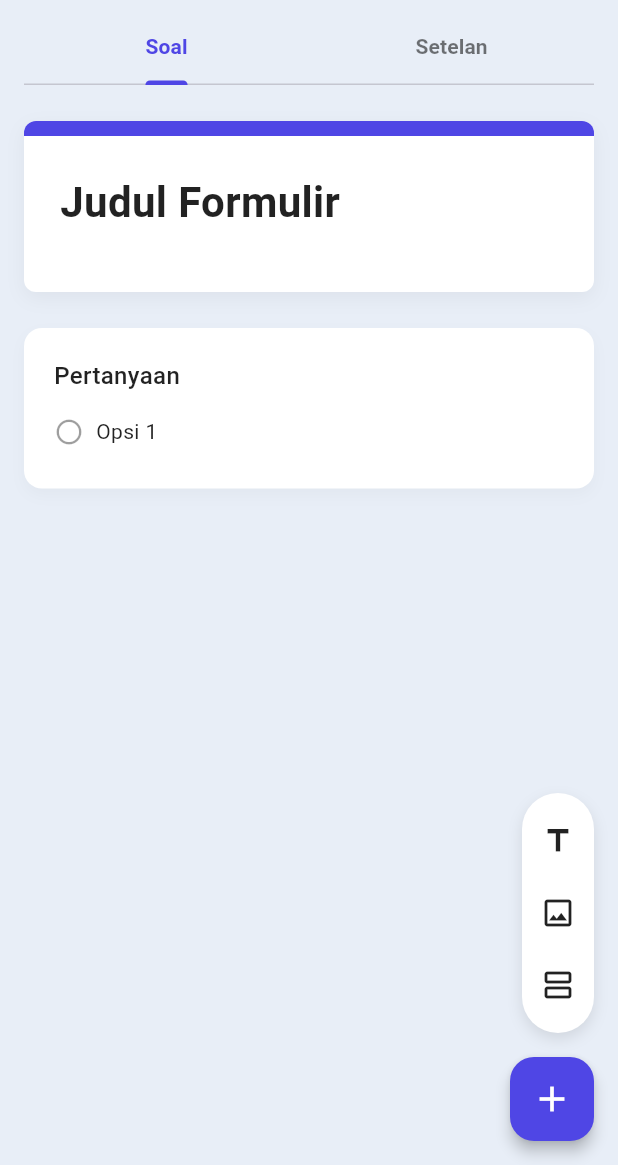
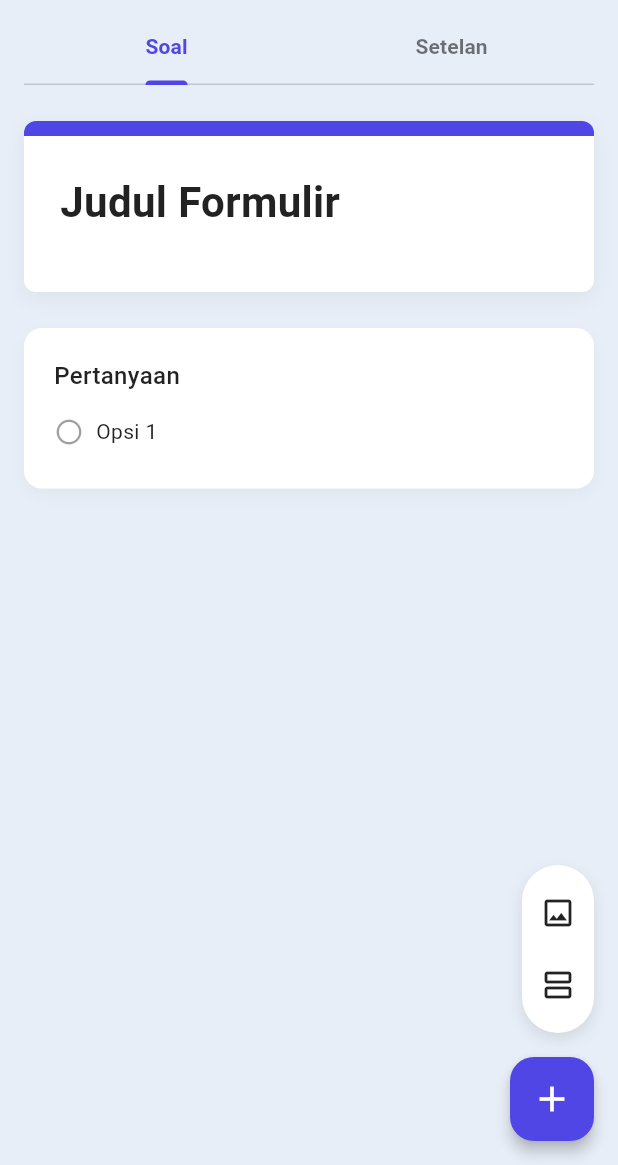
Before and after one commit to Farrghif/Formax, a Flutter app: the FormMakerPage screen opened directly with sample values from the repository, on a phone screen of 412 x 824 dp, the part 71-1236 px from its top. Run offline on Flutter 3.47's test engine with Material 3 defaults, Android fonts, the phone set to English and light mode, and no system bars; our stand-ins replace file_picker, flutter_html, flutter_svg, image_picker, share_plus, shared_preferences; missing offline and left inert: flutter_quill, flutter_quill_delta_from_html, mobile_scanner; accounts and stored records are empty; network calls fail; project files that could hold a hidden picture were left out.

Commit message:
updating apk

```diff
--- a/mobile/lib/models/question_model.dart
+++ b/mobile/lib/models/question_model.dart
@@ -111,6 +111,7 @@ class QuestionData {
   List<QuestionOptionData> options;
   List<String> rowLabels;
   String? imageUrl; // For storing local path or base64
+  List<String> extraImageUrls; // Gambar tambahan yang ditempel, menumpuk di bawah imageUrl
 
   // Linear scale & Rating
   int scaleMin;
@@ -137,6 +138,7 @@ class QuestionData {
     this.description = '',
     this.isRequired = false,
     this.imageUrl,
+    List<String>? extraImageUrls,
     List<QuestionOptionData>? options,
     List<String>? rowLabels,
     this.scaleMin = 1,
@@ -151,7 +153,48 @@ class QuestionData {
     this.maxFileCount = 1,
   })  : id = id ?? UniqueKey().toString(),
         options = options ?? [],
-        rowLabels = rowLabels ?? [];
+        rowLabels = rowLabels ?? [],
+        extraImageUrls = extraImageUrls == null ? <String>[] : List<String>.from(extraImageUrls);
+
+  /// Semua URL gambar yang ditempel ke pertanyaan ini (utama + tambahan),
+  /// tanpa duplikat dan tanpa nilai kosong.
+  List<String> get allImageUrls {
+    final list = <String>[];
+    if (imageUrl != null && imageUrl!.isNotEmpty) list.add(imageUrl!);
+    for (final url in extraImageUrls) {
+      if (url.isNotEmpty && !list.contains(url)) list.add(url);
+    }
+    return list;
+  }
+
+  /// Tempel gambar lain ke pertanyaan. Gambar pertama menjadi `imageUrl`;
+  /// gambar berikutnya ditumpuk di `extraImageUrls` (bukan ke label).
+  void addAttachedImage(String url) {
+    if (url.isEmpty) return;
+    if (imageUrl == null || imageUrl!.isEmpty) {
+      imageUrl = url;
+    } else {
+      extraImageUrls.add(url);
+    }
+  }
+
+  /// Hapus gambar pada indeks `allImageUrls`. Jika gambar utama dihapus,
+  /// gambar tambahan pertama naik menjadi gambar utama.
+  void removeAttachedImageAt(int index) {
+    final hasPrimary = imageUrl != null && imageUrl!.isNotEmpty;
+    if (index == 0 && hasPrimary) {
+      if (extraImageUrls.isNotEmpty) {
+        imageUrl = extraImageUrls.removeAt(0);
+      } else {
+        imageUrl = null;
+      }
+      return;
+    }
+    final extraIndex = index - (hasPrimary ? 1 : 0);
+    if (extraIndex >= 0 && extraIndex < extraImageUrls.length) {
+      extraImageUrls.removeAt(extraIndex);
+    }
+  }
 
   QuestionData clone() {
     return QuestionData(
@@ -160,6 +203,7 @@ class QuestionData {
       label: label,
       description: description,
       imageUrl: imageUrl,
+      extraImageUrls: List<String>.from(extraImageUrls),
       isRequired: isRequired,
       options: options.map((e) => e.clone()).toList(),
       rowLabels: List.from(rowLabels),
--- a/mobile/lib/pages/form_maker/components/page_header_card.dart
+++ b/mobile/lib/pages/form_maker/components/page_header_card.dart
@@ -108,18 +108,33 @@ class PageHeaderCard extends StatelessWidget {
                   child: Column(
                     crossAxisAlignment: CrossAxisAlignment.start,
                     children: [
-                      // --- Title Field ---
+                      // --- Title Field (field biasa, tanpa rich text editor) ---
                       isActive
-                          ? RichTextField(
+                          ? TextFormField(
                               key: ValueKey('page_title_${page.id}'),
-                              initialHtml: page.title,
-                              onChanged: (html) {
-                                page.title = html;
+                              initialValue: RichTextView.stripHtml(page.title),
+                              onChanged: (value) {
+                                page.title = value;
                                 onChanged();
                               },
-                              hintText: _isFirstPage ? 'Judul Formulir' : 'Judul Bagian',
+                              style: TextStyle(
+                                fontSize: 20,
+                                fontWeight: FontWeight.w600,
+                                color: titleColor,
+                              ),
                               minLines: 1,
                               maxLines: 3,
+                              decoration: InputDecoration(
+                                hintText: _isFirstPage ? 'Judul Formulir' : 'Judul Bagian',
+                                hintStyle: TextStyle(
+                                  fontSize: 18,
+                                  fontWeight: FontWeight.w600,
+                                  color: isDark ? const Color(0xFF64748B) : Colors.black26,
+                                ),
+                                border: InputBorder.none,
+                                isDense: true,
+                                contentPadding: const EdgeInsets.symmetric(vertical: 8),
+                              ),
                             )
                           : _buildTitleView(titleColor),
                       const SizedBox(height: 16),
--- a/mobile/lib/pages/form_maker/components/question_viewer.dart
+++ b/mobile/lib/pages/form_maker/components/question_viewer.dart
@@ -73,32 +73,34 @@ class QuestionViewer extends StatelessWidget {
   }
 
   Widget _buildBody(BuildContext context, bool isDark) {
-    // Untuk tipe non-gambar: tampilkan gambar yang ditempel di atas konten
-    // pertanyaan (perilaku seperti Google Form).
-    if (question.type != QuestionType.image &&
-        question.imageUrl != null &&
-        question.imageUrl!.isNotEmpty) {
-      final attached = Padding(
+    // Untuk tipe non-gambar: tampilkan semua gambar yang ditempel, ditumpuk
+    // di atas konten pertanyaan (perilaku seperti Google Form).
+    if (question.type != QuestionType.image) {
+      final urls = question.allImageUrls;
+      if (urls.isEmpty) {
+        return _buildBodyByType(context, isDark);
+      }
+      return Column(
+        crossAxisAlignment: CrossAxisAlignment.start,
+        children: [
+          for (final url in urls)
+            Padding(
               padding: const EdgeInsets.only(bottom: 12),
               child: ClipRRect(
                 borderRadius: BorderRadius.circular(8),
-          child: (kIsWeb || question.imageUrl!.startsWith('http'))
+                child: (kIsWeb || url.startsWith('http'))
                     ? NgrokImage(
-                  question.imageUrl!,
+                        url,
                         width: double.infinity,
                         fit: BoxFit.cover,
                       )
                     : Image.file(
-                  File(question.imageUrl!),
+                        File(url),
                         width: double.infinity,
                         fit: BoxFit.cover,
                       ),
               ),
-      );
-      return Column(
-        crossAxisAlignment: CrossAxisAlignment.start,
-        children: [
-          attached,
+            ),
           _buildBodyByType(context, isDark),
         ],
       );
@@ -281,15 +283,24 @@ class QuestionViewer extends StatelessWidget {
           ),
         );
       case QuestionType.image:
-        if (question.imageUrl != null && question.imageUrl!.isNotEmpty) {
+        final urls = question.allImageUrls;
+        if (urls.isEmpty) {
+          return SizedBox(height: 100, child: Center(child: Icon(Icons.image, color: subColor, size: 40)));
+        }
         return Padding(
           padding: const EdgeInsets.only(top: 8.0),
-            child: (kIsWeb || question.imageUrl!.startsWith('http'))
-                ? NgrokImage(question.imageUrl!, fit: BoxFit.cover)
-                : Image.file(File(question.imageUrl!), fit: BoxFit.cover),
+          child: Column(
+            children: [
+              for (final url in urls)
+                Padding(
+                  padding: const EdgeInsets.only(bottom: 8),
+                  child: (kIsWeb || url.startsWith('http'))
+                      ? NgrokImage(url, fit: BoxFit.cover)
+                      : Image.file(File(url), fit: BoxFit.cover),
+                ),
+            ],
+          ),
         );
-        }
-        return SizedBox(height: 100, child: Center(child: Icon(Icons.image, color: subColor, size: 40)));
       case QuestionType.text:
       case QuestionType.pageBreak:
         return const SizedBox.shrink();
--- a/mobile/lib/pages/form_maker/editor_canvas.dart
+++ b/mobile/lib/pages/form_maker/editor_canvas.dart
@@ -184,7 +184,9 @@ class _EditorCanvasState extends State<EditorCanvas> {
       builder: (context) {
         return ListView(
           padding: const EdgeInsets.symmetric(vertical: 16),
-          children: QuestionType.values.where((t) => t != QuestionType.pageBreak).map((type) {
+          children: QuestionType.values
+              .where((t) => t != QuestionType.pageBreak && t != QuestionType.text)
+              .map((type) {
             return ListTile(
               leading: Icon(_getIconForType(type), color: Colors.white),
               title: Text(type.label),
--- a/mobile/lib/pages/form_maker/models/form_builder_state.dart
+++ b/mobile/lib/pages/form_maker/models/form_builder_state.dart
@@ -105,6 +105,11 @@ class FormBuilderState extends ChangeNotifier {
           ? <String, dynamic>{for (final e in settingsRaw.entries) e.key.toString(): e.value}
           : <String, dynamic>{};
       final imageUrl = settings['image_url'] as String?;
+      final extraImageUrls = (settings['image_urls'] as List<dynamic>?)
+              ?.whereType<String>()
+              .where((u) => u.isNotEmpty)
+              .toList() ??
+          <String>[];
       final rowLabels = (settings['row_labels'] as List<dynamic>?)?.map((e) => e.toString()).toList() ?? <String>[];
       final scaleMin = (settings['scale_min'] as int?) ?? 1;
       final scaleMax = (settings['scale_max'] as int?) ?? 5;
@@ -125,6 +130,7 @@ class FormBuilderState extends ChangeNotifier {
           isRequired: q['is_required'] ?? false,
           options: options,
           imageUrl: imageUrl,
+          extraImageUrls: extraImageUrls,
           rowLabels: rowLabels,
           scaleMin: scaleMin,
           scaleMax: scaleMax,
@@ -198,15 +204,13 @@ class FormBuilderState extends ChangeNotifier {
   }
 
   /// Tempel gambar ke pertanyaan yang sedang aktif (perilaku seperti Google Form).
+  /// Gambar pertama menjadi gambar utama; gambar berikutnya menumpuk di bawahnya
+  /// (tidak pernah mengubah teks pertanyaan).
   /// Mengembalikan true jika berhasil ditempel ke pertanyaan aktif.
   bool attachImageToActiveQuestion(String imageUrl) {
     final q = activeQuestion;
     if (q == null) return false;
-    if (q.imageUrl == null || q.imageUrl!.isEmpty) {
-      q.imageUrl = imageUrl;
-    } else {
-      q.label = '${q.label}<p><img src="$imageUrl" style="max-width:100%;height:auto;border-radius:8px;margin:8px 0;" /></p>';
-    }
+    q.addAttachedImage(imageUrl);
     notifyListeners();
     return true;
   }
@@ -218,6 +222,7 @@ class FormBuilderState extends ChangeNotifier {
       for (final q in page.questions) {
         if (q.id == questionId) {
           q.imageUrl = null;
+          q.extraImageUrls.clear();
           break;
         }
       }
@@ -405,6 +410,9 @@ class FormBuilderState extends ChangeNotifier {
         if (q.imageUrl != null && q.imageUrl!.isNotEmpty) {
           settings['image_url'] = q.imageUrl;
         }
+        if (q.extraImageUrls.isNotEmpty) {
+          settings['image_urls'] = q.extraImageUrls;
+        }
         if (q.scaleMin != 1) {
           settings['scale_min'] = q.scaleMin;
         }
```
Also changed, not shown: mobile/lib/pages/fillformpage.dart (+36 -10 lines), mobile/lib/pages/form_maker/components/builder_toolbar.dart (deleted, +0 -46 lines), mobile/lib/pages/form_maker/components/question_editor.dart (+53 -35 lines), mobile/lib/pages/formmakerpage.dart (+5 -24 lines), mobile/lib/pages/templatemakerpage.dart (+8 -0 lines), 3 other files. Lines whose indentation alone changed are shown as unchanged.
